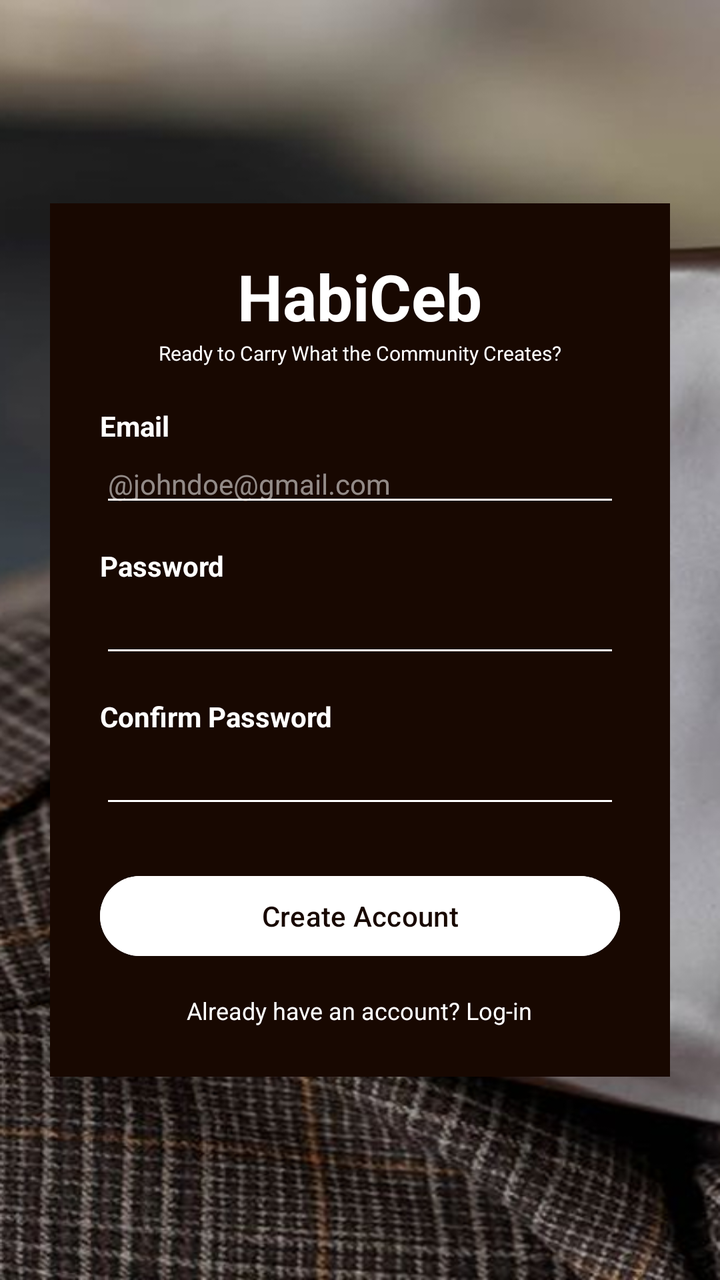
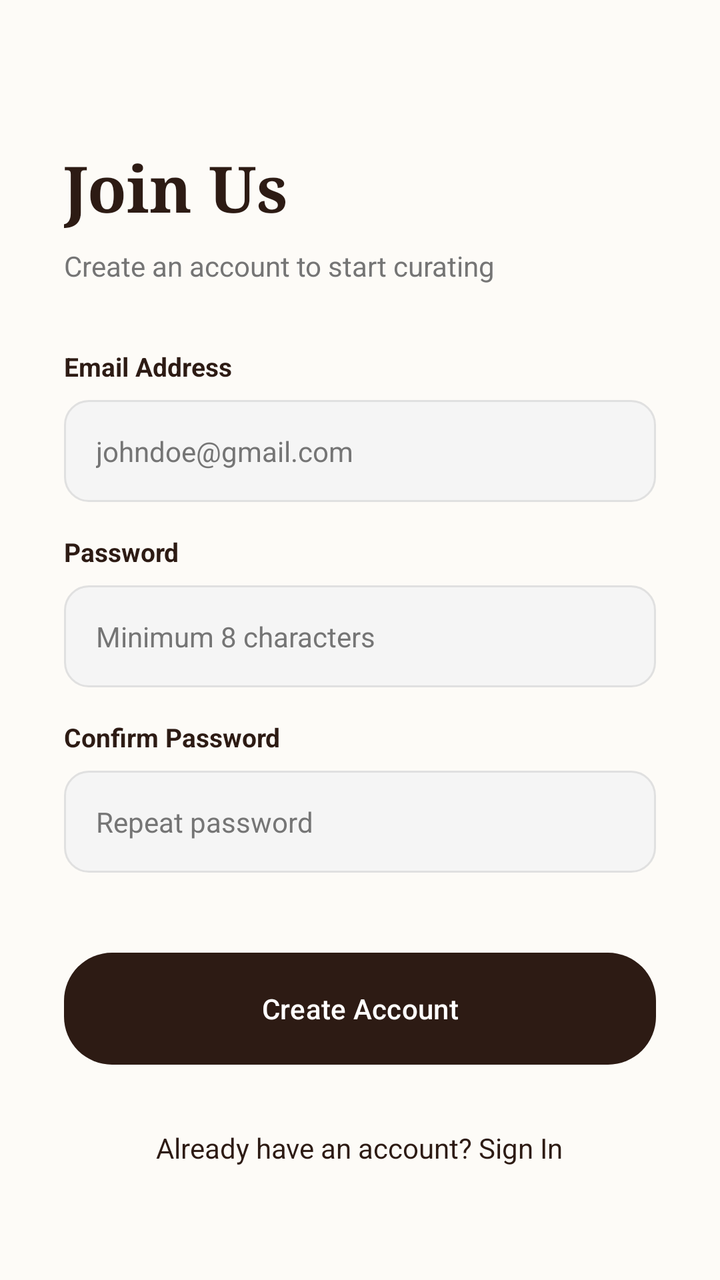

The first picture is an Android layout as it rendered before a commit; the second is the same layout after the commit. The layout source and the unified diff follow.
<!-- AndroidManifest.xml: application theme Theme.HABICEB_ARES_FINALPROJECT -->
<!-- res/layout/activity_register.xml -->
<?xml version="1.0" encoding="utf-8"?>
<RelativeLayout xmlns:android="http://schemas.android.com/apk/res/android"
    android:layout_width="match_parent"
    android:layout_height="match_parent"
    android:background="@drawable/habiceb_brown"> 

    <LinearLayout
        android:layout_width="match_parent"
        android:layout_height="wrap_content"
        android:layout_centerInParent="true"
        android:layout_margin="25dp"
        android:background="#180801"
        android:orientation="vertical"
        android:padding="25dp">

        
        <TextView
            android:layout_width="wrap_content"
            android:layout_height="wrap_content"
            android:layout_gravity="center"
            android:text="HabiCeb"
            android:textColor="@color/white"
            android:textSize="32sp"
            android:textStyle="bold" />

        <TextView
            android:layout_width="wrap_content"
            android:layout_height="wrap_content"
            android:layout_gravity="center"
            android:text="Ready to Carry What the Community Creates?"
            android:textColor="@color/white"
            android:textSize="10sp"
            android:layout_marginBottom="20dp"/>

        
        <TextView
            android:layout_width="wrap_content"
            android:layout_height="wrap_content"
            android:text="Email"
            android:textColor="@color/white"
            android:textStyle="bold" />

        <EditText
            android:id="@+id/etRegEmail"
            android:layout_width="match_parent"
            android:layout_height="wrap_content"
            android:hint="@johndoe@gmail.com"
            android:textColorHint="#88FFFFFF"
            android:textColor="@color/white"
            android:backgroundTint="@color/white"
            android:textSize="14sp" />

        <TextView
            android:layout_width="wrap_content"
            android:layout_height="wrap_content"
            android:layout_marginTop="15dp"
            android:text="Password"
            android:textColor="@color/white"
            android:textStyle="bold" />

        <EditText
            android:id="@+id/etRegPassword"
            android:layout_width="match_parent"
            android:layout_height="wrap_content"
            android:inputType="textPassword"
            android:textColor="@color/white"
            android:backgroundTint="@color/white" />

        <TextView
            android:layout_width="wrap_content"
            android:layout_height="wrap_content"
            android:layout_marginTop="15dp"
            android:text="Confirm Password"
            android:textColor="@color/white"
            android:textStyle="bold" />

        <EditText
            android:id="@+id/etConfirmPassword"
            android:layout_width="match_parent"
            android:layout_height="wrap_content"
            android:inputType="textPassword"
            android:textColor="@color/white"
            android:backgroundTint="@color/white" />

        
        <Button
            android:id="@+id/btnCreateAccount"
            android:layout_width="match_parent"
            android:layout_height="wrap_content"
            android:layout_marginTop="25dp"
            android:backgroundTint="@color/white"
            android:text="Create Account"
            android:textAllCaps="false"
            android:textColor="#180801" />

        <TextView
            android:id="@+id/tvBackToLogin"
            android:layout_width="wrap_content"
            android:layout_height="wrap_content"
            android:layout_gravity="center"
            android:layout_marginTop="15dp"
            android:text="Already have an account? Log-in"
            android:textColor="@color/white"
            android:textSize="12sp" />

    </LinearLayout>
</RelativeLayout>
<!-- resources referenced by this layout -->
<resources>
  <color name="white">#FFFFFF</color>
  <!-- drawable habiceb_brown: png bitmap (drawable, 389341 bytes) -->
  <style name="Theme.HABICEB_ARES_FINALPROJECT" parent="Base.Theme.HABICEB_ARES_FINALPROJECT" />
  <style name="Base.Theme.HABICEB_ARES_FINALPROJECT" parent="Theme.Material3.DayNight.NoActionBar">
          
          
      </style>
</resources>

<!-- the commit's change to res/layout/activity_register.xml (unified diff, before → after) -->
@@ -1,107 +1,109 @@
 <?xml version="1.0" encoding="utf-8"?>
-<RelativeLayout xmlns:android="http://schemas.android.com/apk/res/android"
+<ScrollView xmlns:android="http://schemas.android.com/apk/res/android"
     android:layout_width="match_parent"
     android:layout_height="match_parent"
-    android:background="@drawable/habiceb_brown"> 
+    android:background="@color/premium_cream"
+    android:fillViewport="true">
 
     <LinearLayout
         android:layout_width="match_parent"
         android:layout_height="wrap_content"
-        android:layout_centerInParent="true"
-        android:layout_margin="25dp"
-        android:background="#180801"
         android:orientation="vertical"
-        android:padding="25dp">
+        android:padding="32dp">
 
-        
         <TextView
             android:layout_width="wrap_content"
             android:layout_height="wrap_content"
-            android:layout_gravity="center"
-            android:text="HabiCeb"
-            android:textColor="@color/white"
+            android:layout_marginTop="40dp"
+            android:fontFamily="serif"
+            android:text="Join Us"
+            android:textColor="@color/premium_brown"
             android:textSize="32sp"
             android:textStyle="bold" />
 
         <TextView
             android:layout_width="wrap_content"
             android:layout_height="wrap_content"
-            android:layout_gravity="center"
-            android:text="Ready to Carry What the Community Creates?"
-            android:textColor="@color/white"
-            android:textSize="10sp"
-            android:layout_marginBottom="20dp"/>
+            android:layout_marginTop="8dp"
+            android:text="Create an account to start curating"
+            android:textColor="@color/premium_gray_dark"
+            android:textSize="14sp" />
 
-        
+        <Space
+            android:layout_width="match_parent"
+            android:layout_height="32dp" />
+
         <TextView
             android:layout_width="wrap_content"
             android:layout_height="wrap_content"
-            android:text="Email"
-            android:textColor="@color/white"
+            android:layout_marginBottom="8dp"
+            android:text="Email Address"
+            android:textColor="@color/premium_brown"
+            android:textSize="13sp"
             android:textStyle="bold" />
 
         <EditText
             android:id="@+id/etRegEmail"
+            style="@style/PremiumEditText"
             android:layout_width="match_parent"
             android:layout_height="wrap_content"
-            android:hint="@johndoe@gmail.com"
-            android:textColorHint="#88FFFFFF"
-            android:textColor="@color/white"
-            android:backgroundTint="@color/white"
-            android:textSize="14sp" />
+            android:hint="johndoe@gmail.com"
+            android:inputType="textEmailAddress" />
 
         <TextView
             android:layout_width="wrap_content"
             android:layout_height="wrap_content"
-            android:layout_marginTop="15dp"
+            android:layout_marginTop="16dp"
+            android:layout_marginBottom="8dp"
             android:text="Password"
-            android:textColor="@color/white"
+            android:textColor="@color/premium_brown"
+            android:textSize="13sp"
             android:textStyle="bold" />
 
         <EditText
             android:id="@+id/etRegPassword"
+            style="@style/PremiumEditText"
             android:layout_width="match_parent"
             android:layout_height="wrap_content"
-            android:inputType="textPassword"
-            android:textColor="@color/white"
-            android:backgroundTint="@color/white" />
+            android:hint="Minimum 8 characters"
+            android:inputType="textPassword" />
 
         <TextView
             android:layout_width="wrap_content"
             android:layout_height="wrap_content"
-            android:layout_marginTop="15dp"
+            android:layout_marginTop="16dp"
+            android:layout_marginBottom="8dp"
             android:text="Confirm Password"
-            android:textColor="@color/white"
+            android:textColor="@color/premium_brown"
+            android:textSize="13sp"
             android:textStyle="bold" />
 
         <EditText
             android:id="@+id/etConfirmPassword"
+            style="@style/PremiumEditText"
             android:layout_width="match_parent"
             android:layout_height="wrap_content"
-            android:inputType="textPassword"
-            android:textColor="@color/white"
-            android:backgroundTint="@color/white" />
+            android:hint="Repeat password"
+            android:inputType="textPassword" />
 
-        
         <Button
             android:id="@+id/btnCreateAccount"
+            style="@style/PremiumButton"
             android:layout_width="match_parent"
-            android:layout_height="wrap_content"
-            android:layout_marginTop="25dp"
-            android:backgroundTint="@color/white"
-            android:text="Create Account"
-            android:textAllCaps="false"
-            android:textColor="#180801" />
+            android:layout_height="56dp"
+            android:layout_marginTop="40dp"
+            android:text="Create Account" />
 
         <TextView
             android:id="@+id/tvBackToLogin"
             android:layout_width="wrap_content"
             android:layout_height="wrap_content"
             android:layout_gravity="center"
-            android:layout_marginTop="15dp"
-            android:text="Already have an account? Log-in"
-            android:textColor="@color/white"
-            android:textSize="12sp" />
+            android:layout_marginTop="24dp"
+            android:padding="8dp"
+            android:text="Already have an account? Sign In"
+            android:textColor="@color/premium_brown"
+            android:textSize="14sp" />
 
     </LinearLayout>
-</RelativeLayout>
+</ScrollView>
<!-- resource entries referenced after the edit -->
@@ -1,11 +1,42 @@
 <!-- resources referenced by this layout -->
 <resources>
+  <color name="premium_brown">#2D1B14</color>
+  <color name="premium_cream">#FDFBF7</color>
+  <color name="premium_gray_dark">#757575</color>
+  <style name="PremiumButton" parent="Widget.Material3.Button">
+          <item name="cornerRadius">24dp</item>
+          <item name="backgroundTint">@color/premium_brown</item>
+          <item name="android:textColor">@color/white</item>
+          <item name="android:textAllCaps">false</item>
+          <item name="android:fontFamily">sans-serif-medium</item>
+          <item name="android:insetTop">0dp</item>
+          <item name="android:insetBottom">0dp</item>
+      </style>
+  <style name="PremiumEditText">
+          <item name="android:background">@drawable/premium_input_bg</item>
+          <item name="android:padding">16dp</item>
+          <item name="android:textSize">14sp</item>
+          <item name="android:textColor">@color/black</item>
+          <item name="android:textColorHint">@color/premium_gray_dark</item>
+      </style>
   <color name="white">#FFFFFF</color>
-  <!-- drawable habiceb_brown: png bitmap (drawable, 389341 bytes) -->
+  <!-- drawable premium_input_bg (drawable) -->
+  <?xml version="1.0" encoding="utf-8"?>
+  <shape xmlns:android="http://schemas.android.com/apk/res/android">
+      <solid android:color="@color/premium_gray_light" />
+      <corners android:radius="12dp" />
+      <stroke
+          android:width="1dp"
+          android:color="#E0E0E0" />
+  </shape>
+  <color name="black">#1A1A1A</color>
   <style name="Theme.HABICEB_ARES_FINALPROJECT" parent="Base.Theme.HABICEB_ARES_FINALPROJECT" />
   <style name="Base.Theme.HABICEB_ARES_FINALPROJECT" parent="Theme.Material3.DayNight.NoActionBar">
-          
-          
+          <item name="colorPrimary">@color/premium_brown</item>
+          <item name="android:windowBackground">@color/premium_cream</item>
+          <item name="android:statusBarColor">@color/premium_cream</item>
+          <item name="android:windowLightStatusBar">true</item>
       </style>
+  <color name="premium_gray_light">#F5F5F5</color>
 </resources>
 
